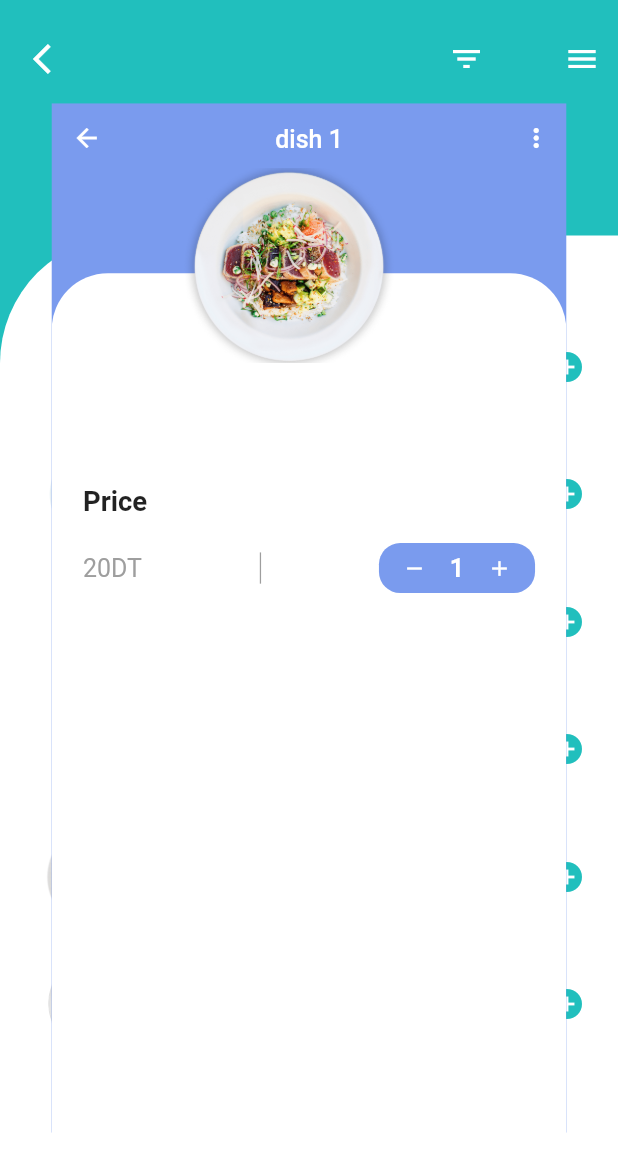
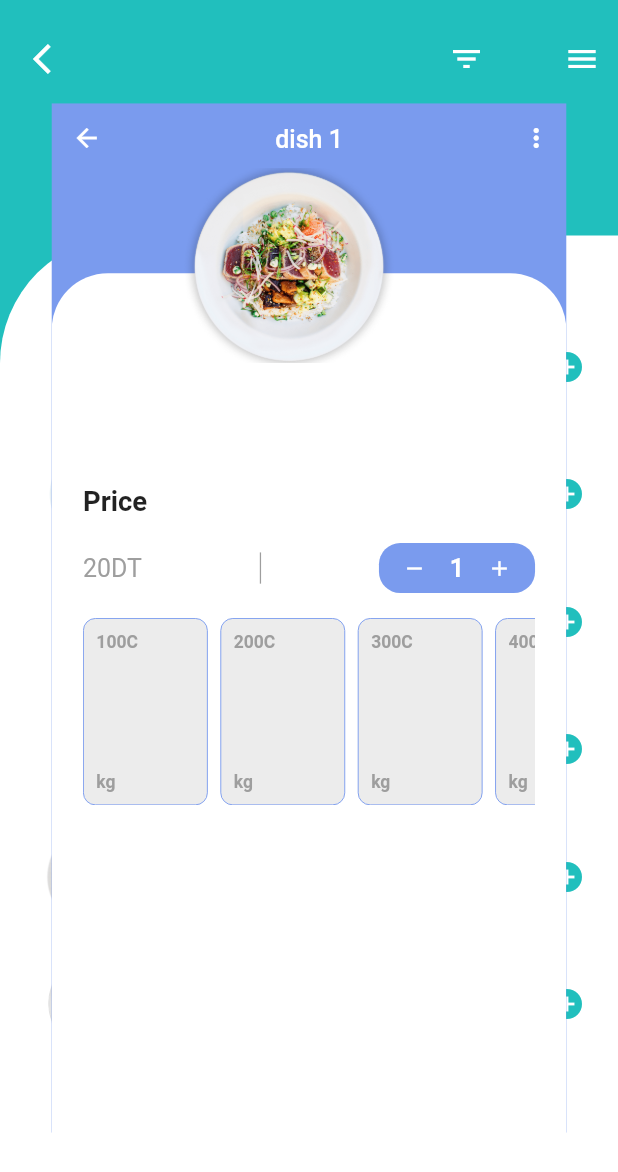
Before and after one commit to AymenSoft/FlutterOrderFood, a Flutter app: the screen it shows after launch, after a tap on "dish 1", on a phone screen of 412 x 824 dp. Shown: the top 1172 px of the screen. Run offline on Flutter 3.47's test engine with Material 2 defaults, Android fonts, the phone set to English and light mode, and no system bars; Roboto replaces fonts that are missing (Montserrat); project files that could hold a hidden picture were left out.

Commit message:
add more details about food

```diff
--- a/lib/screens/food_details.dart
+++ b/lib/screens/food_details.dart
@@ -14,6 +14,8 @@ class FoodDetails extends StatefulWidget {
 }
 
 class _FoodDetailsState extends State<FoodDetails> {
+
+  var selectedCard = "Weight";
 
   int requestQuantity = 1;
 
@@ -202,6 +204,11 @@ class _FoodDetailsState extends State<FoodDetails> {
                         ),
                       )
                     ],
+                  ),
+                  SizedBox(height: 20),
+                  Container(
+                    height: 150,
+                    child: weightCards(),
                   )
                 ],
               ),
@@ -212,4 +219,81 @@ class _FoodDetailsState extends State<FoodDetails> {
     );
   }
 
+  //create weight cards
+  ListView weightCards(){
+    return ListView(
+      scrollDirection: Axis.horizontal,
+      children: <Widget>[
+        weightCardItem("height", "100C", "kg"),
+        SizedBox(width: 10),
+        weightCardItem("low", "200C", "kg"),
+        SizedBox(width: 10),
+        weightCardItem("quantity", "300C", "kg"),
+        SizedBox(width: 10),
+        weightCardItem("quality", "400C", "kg"),
+        SizedBox(width: 10),
+        weightCardItem("sugar", "500C", "kg"),
+        SizedBox(width: 10),
+      ],
+    );
+  }
+
+  Widget weightCardItem(String title, String info, String unit){
+
+    return InkWell(
+      onTap: (){
+        selectCard(title);
+      },
+      child: AnimatedContainer(
+        width: 100,
+        height: 100,
+        duration: Duration(microseconds: 500),
+        curve: Curves.easeIn,
+        decoration: BoxDecoration(
+            borderRadius: BorderRadius.circular(10),
+            color: title == selectedCard ? Color(0xff7A9BEE) : Colors.grey.withOpacity(0.2),
+            border: Border.all(
+              color: title == selectedCard ? Colors.transparent : Color(0xff7A9BEE),
+              style: BorderStyle.solid,
+              width: 0.75
+            )
+        ),
+        child: Container(
+          padding: EdgeInsets.all(10),
+          child: Column(
+            mainAxisAlignment: MainAxisAlignment.spaceBetween,
+            crossAxisAlignment: CrossAxisAlignment.start,
+            children: <Widget>[
+              Text(
+                info,
+                style: TextStyle(
+                    fontFamily: 'Montserrat',
+                    fontWeight: FontWeight.bold,
+                    fontSize: 14,
+                    color: title == selectedCard ? Colors.white : Colors.grey
+                ),
+              ),
+              Text(
+                unit,
+                style: TextStyle(
+                    fontFamily: 'Montserrat',
+                    fontWeight: FontWeight.bold,
+                    fontSize: 14,
+                    color: title == selectedCard ? Colors.white : Colors.grey
+                ),
+              ),
+            ],
+          ),
+        ),
+      ),
+    );
+
+  }
+
+  selectCard(title){
+    setState(() {
+      selectedCard = title;
+    });
+  }
+
 }
```
